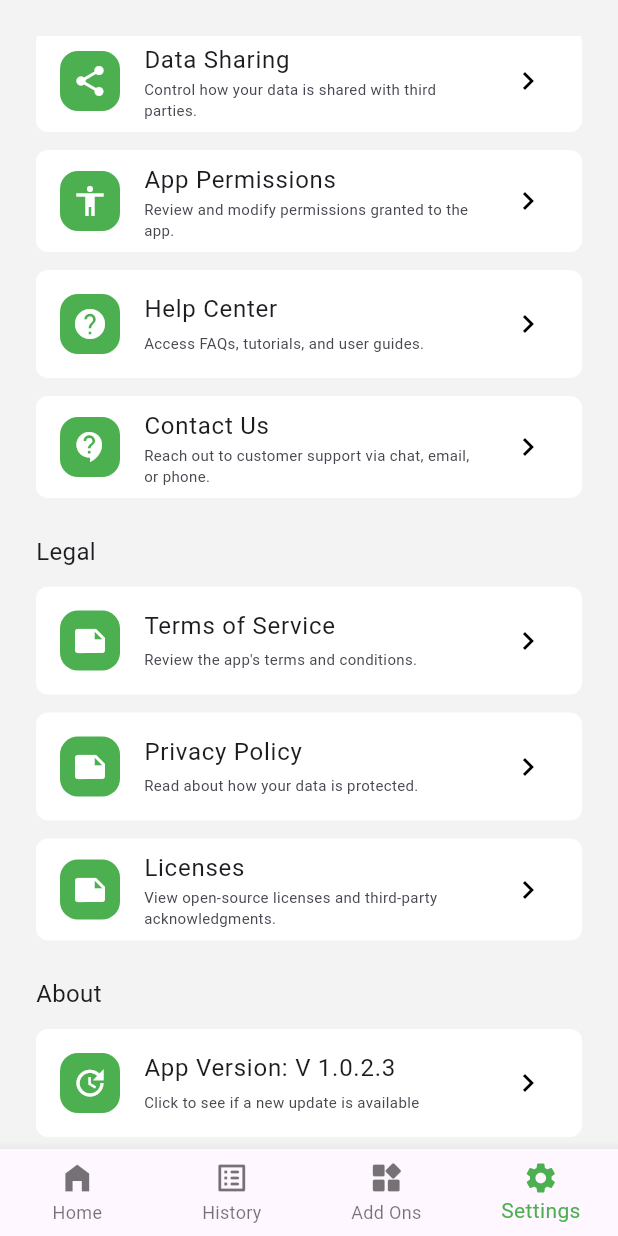
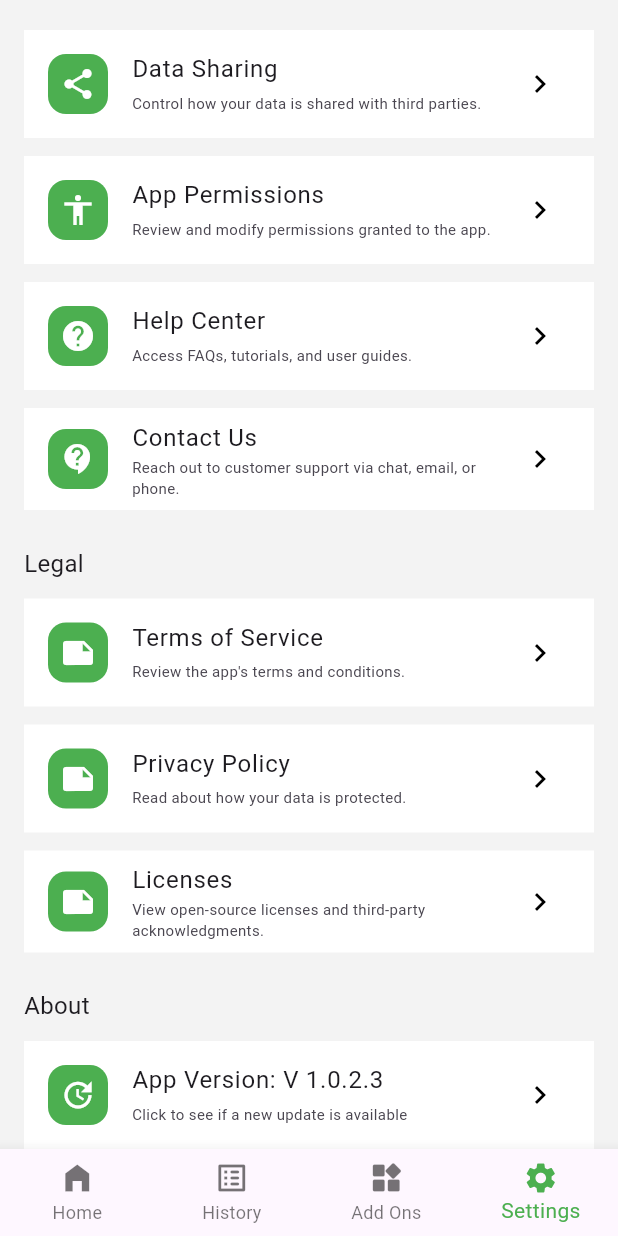
Before and after one commit to olumuyiwaa/fatherland-money, a Flutter app: the ActiveSession screen opened directly, item 4 of the bottom bar chosen, scrolled down 576 dp, on a phone screen of 412 x 824 dp. Run offline on Flutter 3.47's test engine with Material 3 defaults, Android fonts, the phone set to English and light mode, and no system bars; our stand-ins replace fl_chart.

Commit message:
"Updated padding, added pageName property, modified AppTile and TransactionHistoryCard widgets, and changed AppDelegate annotation in macOS Runner."

```diff
--- a/lib/active_session.dart
+++ b/lib/active_session.dart
@@ -32,7 +32,7 @@ class _ActiveSessionState extends State<ActiveSession> {
     return Scaffold(
       backgroundColor: Color.fromARGB(255, 243, 243, 243),
       body: Padding(
-        padding: const EdgeInsets.fromLTRB(24, 24, 24, 0),
+        padding: const EdgeInsets.fromLTRB(16, 24, 16, 0),
         child: page[_pageIndex],
       ),
       bottomNavigationBar: BottomNavigationBar(
--- a/lib/pages/settings_page.dart
+++ b/lib/pages/settings_page.dart
@@ -71,6 +71,7 @@ class SettingsPage extends StatelessWidget {
               subtitleText:
                   'Customize your notification preferences for transactions, promotions, and updates.',
               tileIcon: Icon(Icons.notifications),
+              pageName: Page404(),
             ),
             AppTile(
               titleText: 'Currency',
--- a/lib/utilities/app_tile.dart
+++ b/lib/utilities/app_tile.dart
@@ -21,8 +21,8 @@ class AppTile extends StatelessWidget {
     return Padding(
       padding: EdgeInsets.only(bottom: 12),
       child: Container(
+        clipBehavior: Clip.hardEdge,
         decoration: BoxDecoration(
-          color: Colors.white,
           borderRadius:
               BorderRadius.circular(8), // adjust the radius value as needed
         ),
@@ -35,6 +35,7 @@ class AppTile extends StatelessWidget {
             ),
             child: tileIcon,
           ),
+          tileColor: Colors.white,
           title: Text(titleText),
           subtitle: Text(
             subtitleText,
--- a/lib/utilities/transation_history_card.dart
+++ b/lib/utilities/transation_history_card.dart
@@ -32,14 +32,16 @@ class TransactionHistoryCard extends StatelessWidget {
       child: Container(
         decoration: BoxDecoration(
           borderRadius: BorderRadius.circular(8),
-          color: Colors.white,
         ),
+        clipBehavior: Clip.hardEdge,
+
         child: ListTile(
           leading: Image(
             height: 42,
             width: 42,
             image: AssetImage(_getIconData(transactionIcon)),
           ),
+          tileColor: Colors.white,
           title: Text(
             transactionName,
             overflow: TextOverflow.ellipsis,
```
Also changed, not shown: 1 other file.
